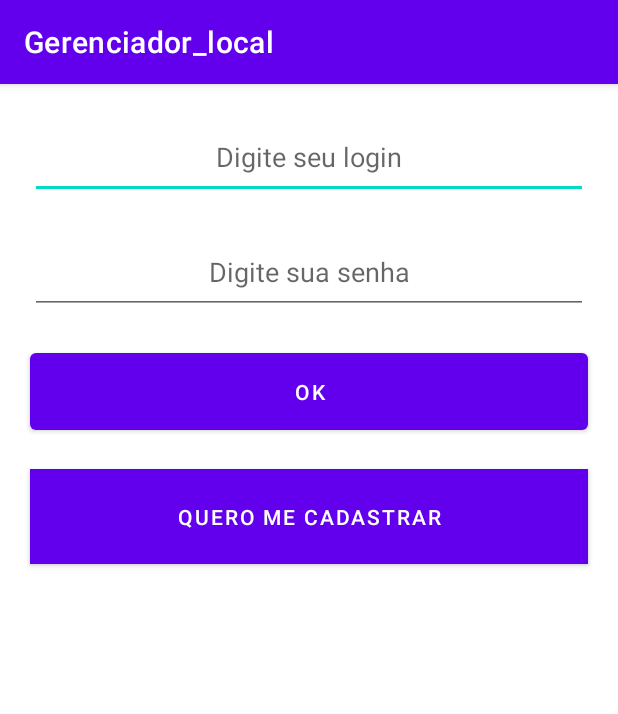
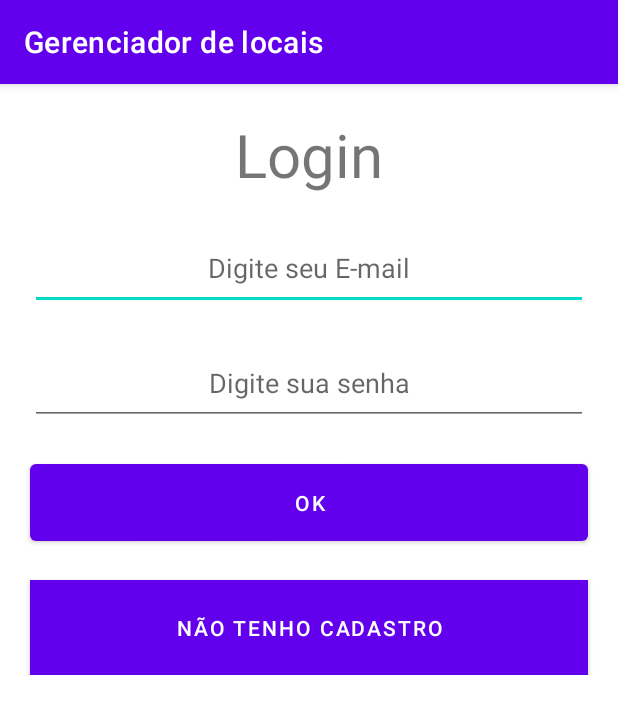
Before and after one commit to GustavoRodriguesdeBrito/app_locais, an Android app: the screen it shows after launch (LoginActivity), on a phone screen of 412 x 824 dp. Shown: the top 714 px of the screen. Run offline under Robolectric (Android 15) with nearby library versions, the phone set to English and light mode, and no system bars; our stand-ins replace Firebase (no records; nobody signed in at launch, a user with empty details on screens opened directly).

```diff
--- a/app/src/main/java/e/gusta/gerenciador_local/activities/CadastroLocalActivity.java
+++ b/app/src/main/java/e/gusta/gerenciador_local/activities/CadastroLocalActivity.java
@@ -133,9 +133,9 @@ public class CadastroLocalActivity extends AppCompatActivity {
         //cadastrando a imagem primeiro para obter a ID dela e garantir que os dados escritos não sejam inseridos sem a imagem
         storeRef.child(nomeUnicoImagem + ".png").putBytes(BitMapper.getBitMapDeImageView(imagem))
                 .addOnSuccessListener(taskSnapshot -> {
-                    Toast.makeText(this, "TASKSNAP\n" + taskSnapshot.getMetadata().getName(), Toast.LENGTH_SHORT).show();
 
                     localACadastrar = new Local(
+                            "",
                             usuarioAtual.getUid(),
                             Calendar.getInstance().getTime(),
                             txtDesc.getText().toString(),
@@ -156,7 +156,8 @@ public class CadastroLocalActivity extends AppCompatActivity {
                     db.collection("locais")
                             .add(local)
                             .addOnSuccessListener((OnSuccessListener<DocumentReference>) documentReference -> {
-                                Toast.makeText(this, "cadastro feito. gen ID:\n" + documentReference.getId(), Toast.LENGTH_SHORT).show();
+                                Toast.makeText(this, "Cadastro efetuado com sucesso.", Toast.LENGTH_SHORT).show();
+                                finish();
                             })
                             .addOnFailureListener((OnFailureListener) e -> {
                                 e.printStackTrace();
--- a/app/src/main/java/e/gusta/gerenciador_local/activities/CadastroUsuarioActivity.java
+++ b/app/src/main/java/e/gusta/gerenciador_local/activities/CadastroUsuarioActivity.java
@@ -41,10 +41,11 @@ public class CadastroUsuarioActivity extends AppCompatActivity {
                     this.txtLogin.getText().toString(),
                     this.txtSenha.getText().toString()
             ).addOnSuccessListener(authResult -> {
-                Toast.makeText(this, authResult.toString(), Toast.LENGTH_SHORT).show();
+                Toast.makeText(this, "Cadastrado com sucesso", Toast.LENGTH_SHORT).show();
+                finish();
             }).addOnFailureListener(e -> {
                 e.printStackTrace();
-                Toast.makeText(this, e.getMessage(), Toast.LENGTH_SHORT).show();
+                Toast.makeText(this, "Houve um erro ao cadastrar", Toast.LENGTH_SHORT).show();
             });
         }
     }
--- a/app/src/main/java/e/gusta/gerenciador_local/activities/MainActivity.java
+++ b/app/src/main/java/e/gusta/gerenciador_local/activities/MainActivity.java
@@ -71,8 +71,8 @@ public class MainActivity extends AppCompatActivity {
 
                     for (Object arrLoc : arrLocS) {
                         DocumentSnapshot doc = (DocumentSnapshot) arrLoc;
-
-                        Local local = new Local(doc.get("idUsuario").toString(),
+                        Local local = new Local(doc.getId(),
+                                doc.get("idUsuario").toString(),
                                 ((Timestamp) doc.get("dataCadastro")).toDate(),
                                 doc.get("descricao").toString(),
                                 (Double) doc.get("lat"),
--- /dev/null
+++ b/app/src/main/res/drawable/ic_add.xml
@@ -0,0 +1,5 @@
+<vector android:height="24dp" android:tint="#FFFFFF"
+    android:viewportHeight="24" android:viewportWidth="24"
+    android:width="24dp" xmlns:android="http://schemas.android.com/apk/res/android">
+    <path android:fillColor="@android:color/white" android:pathData="M19,13h-6v6h-2v-6H5v-2h6V5h2v6h6v2z"/>
+</vector>
--- a/app/src/main/res/layout/activity_login.xml
+++ b/app/src/main/res/layout/activity_login.xml
@@ -1,11 +1,28 @@
 <?xml version="1.0" encoding="utf-8"?>
-<LinearLayout xmlns:android="http://schemas.android.com/apk/res/android"
+<androidx.constraintlayout.widget.ConstraintLayout xmlns:android="http://schemas.android.com/apk/res/android"
     xmlns:tools="http://schemas.android.com/tools"
     android:layout_width="match_parent"
     android:layout_height="match_parent"
+    xmlns:app="http://schemas.android.com/apk/res-auto"
     tools:context=".activities.LoginActivity"
     android:orientation="vertical">
 
+<TextView
+    android:id="@+id/login_title"
+    android:layout_width="wrap_content"
+    android:layout_height="wrap_content"
+    android:text="@string/titulo_login"
+    android:textSize="40sp"
+    android:layout_marginTop="20dp"
+    app:layout_constraintTop_toTopOf="parent"
+    app:layout_constraintLeft_toLeftOf="parent"
+    app:layout_constraintRight_toRightOf="parent" />
+
+    <LinearLayout
+        android:layout_width="match_parent"
+        android:layout_height="wrap_content"
+        app:layout_constraintTop_toBottomOf="@id/login_title"
+        android:orientation="vertical">
         <EditText
             android:id="@+id/loginEditText"
             android:layout_width="match_parent"
@@ -46,5 +63,6 @@
             android:text="@string/quero_me_cadastrar"
             android:background="@android:color/white"/>
 
+    </LinearLayout>
 
-</LinearLayout>
+</androidx.constraintlayout.widget.ConstraintLayout>
--- a/app/src/main/res/values/strings.xml
+++ b/app/src/main/res/values/strings.xml
@@ -1,14 +1,18 @@
 <resources>
-    <string name="app_name">Gerenciador_local</string>
-    <string name="dica_login">Digite seu login</string>
+    <string name="app_name">Gerenciador de locais</string>
+    <string name="dica_login">Digite seu E-mail</string>
     <string name="dica_senha">Digite sua senha</string>
-    <string name="quero_me_cadastrar">Quero me cadastrar</string>
-    <string name="data_nome">Em %s, %s diz:</string>
-    <string name="digite_sua_mensagem">Digite a sua mensagem</string>
+    <string name="titulo_cad">Cadastre-se</string>
+    <string name="titulo_login">Login</string>
+    <string name="quero_me_cadastrar">Não tenho cadastro</string>
     <string name="cadastrar_local">Cadastrar local</string>
     <string name="voltar">Voltar</string>
     <string name="coordenadas_do_local">Coordenadas do local</string>
     <string name="foto_tirada">foto tirada</string>
     <string name="descri_o_da_foto">Descrição da foto</string>
     <string name="cadastrar_novo_local">Cadastrar novo local</string>
+    <string name="delete">Deletar?</string>
+    <string name="delete_dialog">Deseja deletar este item?</string>
+    <string name="positive">sim</string>
+    <string name="negative">não</string>
 </resources>
```
Also changed, not shown: app/src/main/java/e/gusta/gerenciador_local/activities/LocalAdapter.java (+42 -2 lines), app/src/main/java/e/gusta/gerenciador_local/activities/LoginActivity.java (+8 -1 lines), app/src/main/java/e/gusta/gerenciador_local/models/Local.java (+16 -3 lines), app/src/main/res/layout/activity_cadastro_usuario.xml (+21 -2 lines), app/src/main/res/layout/activity_main.xml (+19 -20 lines). Lines whose indentation alone changed are shown as unchanged.
